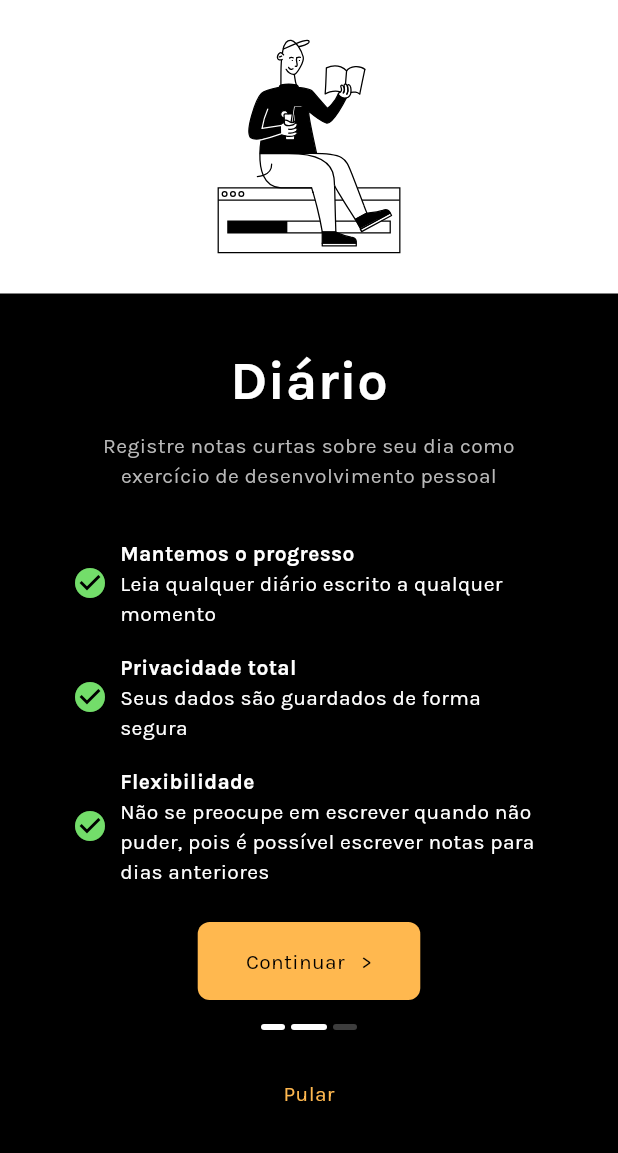
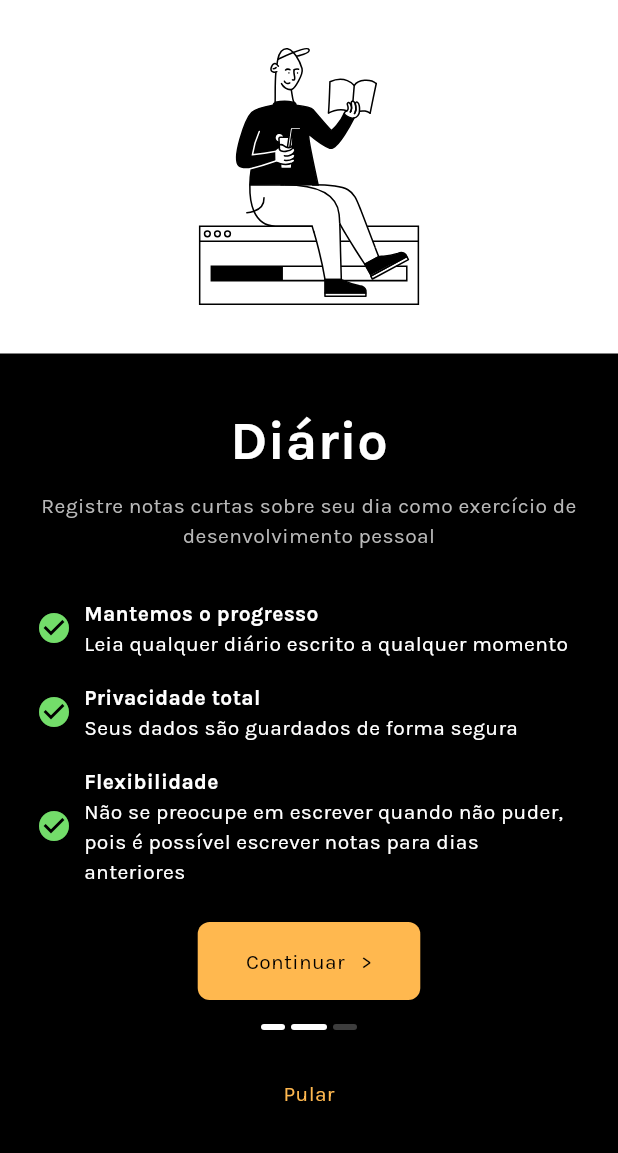
Before and after one commit to kelvinwieth/necrologium, a Flutter app: the screen it shows after launch, after a tap on an icon or button, on a phone screen of 412 x 824 dp, the part 83-1236 px from its top. Run offline on Flutter 3.47's test engine with Material 3 defaults, Android fonts, the phone set to English and light mode, and no system bars; our stand-ins replace dartx, equatable, flutter_bloc, flutter_svg, flutter_switch, font_awesome_flutter and 2 more; missing offline and left inert: dart_date.

Commit message:
fix(onboard): decrease paddings

```diff
--- a/lib/onboard/ui/views/onboard_view_01.dart
+++ b/lib/onboard/ui/views/onboard_view_01.dart
@@ -23,7 +23,7 @@ class OnboardView01 extends StatelessWidget {
           ),
           const VerticalSpace(32),
           Padding(
-            padding: const EdgeInsets.symmetric(horizontal: 48),
+            padding: const EdgeInsets.symmetric(horizontal: 24),
             child: Column(
               children: [
                 NeDisplayText(
--- a/lib/onboard/ui/views/onboard_view_02.dart
+++ b/lib/onboard/ui/views/onboard_view_02.dart
@@ -32,7 +32,7 @@ class OnboardView02 extends StatelessWidget {
           ),
           const VerticalSpace(32),
           Padding(
-            padding: const EdgeInsets.symmetric(horizontal: 48),
+            padding: const EdgeInsets.symmetric(horizontal: 24),
             child: Column(
               children: [
                 NeDisplayText(
--- a/lib/onboard/ui/views/onboard_view_03.dart
+++ b/lib/onboard/ui/views/onboard_view_03.dart
@@ -31,7 +31,7 @@ class OnboardView03 extends StatelessWidget {
           ),
           const VerticalSpace(32),
           Padding(
-            padding: const EdgeInsets.symmetric(horizontal: 48),
+            padding: const EdgeInsets.symmetric(horizontal: 24),
             child: Column(
               children: [
                 NeDisplayText(
```
